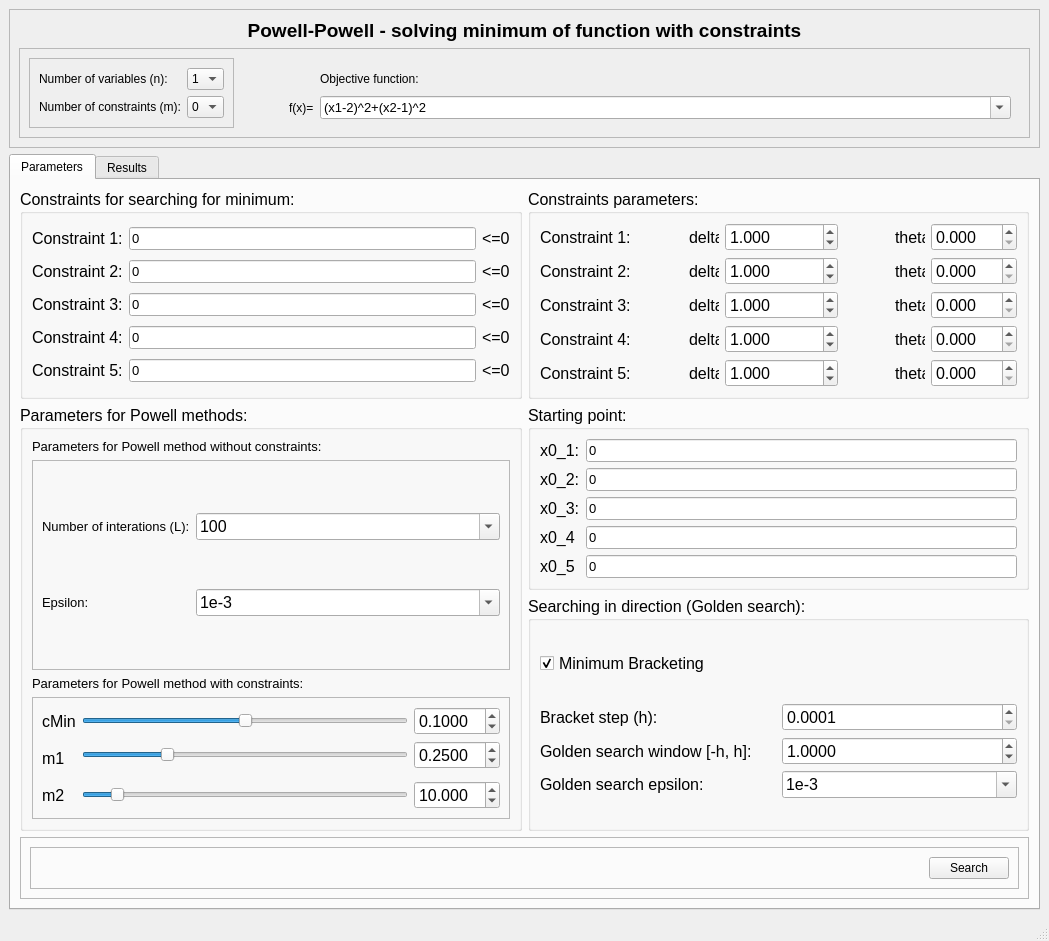
Before: the Qt Designer form controlTheoryPowellPowell.ui in krasux/Powell_Powell_Optimization_Program, drawn with Qt 5.
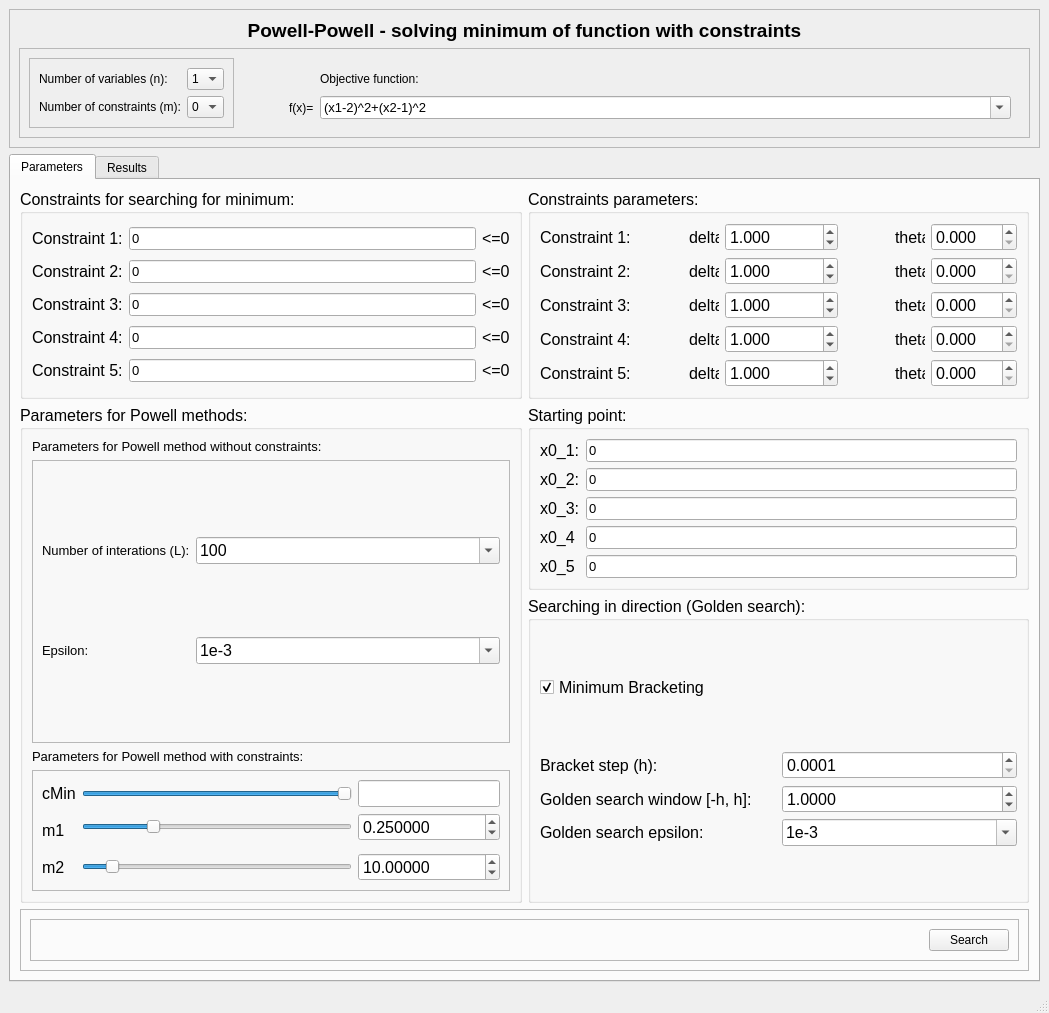
After: the same form once the commit is applied.

Commit message: Parameters for Powell method with constraints changed

```diff
--- a/controlTheoryPowellPowell.ui
+++ b/controlTheoryPowellPowell.ui
@@ -7,7 +7,7 @@
     <x>0</x>
     <y>0</y>
     <width>1049</width>
-    <height>941</height>
+    <height>1013</height>
    </rect>
   </property>
   <property name="windowTitle">
@@ -486,7 +486,7 @@
                    </size>
                   </property>
                   <property name="decimals">
-                   <number>4</number>
+                   <number>6</number>
                   </property>
                   <property name="maximum">
                    <double>1.000000000000000</double>
@@ -499,31 +499,6 @@
                   </property>
                  </widget>
                 </item>
-                <item row="0" column="2">
-                 <widget class="QDoubleSpinBox" name="dSBcMin">
-                  <property name="minimumSize">
-                   <size>
-                    <width>0</width>
-                    <height>20</height>
-                   </size>
-                  </property>
-                  <property name="decimals">
-                   <number>4</number>
-                  </property>
-                  <property name="minimum">
-                   <double>0.000100000000000</double>
-                  </property>
-                  <property name="maximum">
-                   <double>0.200000000000000</double>
-                  </property>
-                  <property name="singleStep">
-                   <double>0.000100000000000</double>
-                  </property>
-                  <property name="value">
-                   <double>0.100000000000000</double>
-                  </property>
-                 </widget>
-                </item>
                 <item row="3" column="1">
                  <widget class="QSlider" name="hSldM2">
                   <property name="minimum">
@@ -552,7 +527,7 @@
                    </size>
                   </property>
                   <property name="decimals">
-                   <number>3</number>
+                   <number>5</number>
                   </property>
                   <property name="minimum">
                    <double>1.000000000000000</double>
@@ -570,20 +545,39 @@
                 </item>
                 <item row="0" column="1">
                  <widget class="QSlider" name="hSldcMin">
+                  <property name="minimum">
+                   <number>1</number>
+                  </property>
                   <property name="maximum">
-                   <number>200</number>
+                   <number>1000000</number>
                   </property>
                   <property name="singleStep">
                    <number>1</number>
                   </property>
                   <property name="value">
-                   <number>100</number>
+                   <number>100000</number>
                   </property>
                   <property name="orientation">
                    <enum>Qt::Horizontal</enum>
                   </property>
                  </widget>
                 </item>
+                <item row="0" column="2">
+                 <widget class="QLineEdit" name="inputcMin">
+                  <property name="sizePolicy">
+                   <sizepolicy hsizetype="Maximum" vsizetype="Fixed">
+                    <horstretch>0</horstretch>
+                    <verstretch>0</verstretch>
+                   </sizepolicy>
+                  </property>
+                  <property name="maximumSize">
+                   <size>
+                    <width>150</width>
+                    <height>16777215</height>
+                   </size>
+                  </property>
+                 </widget>
+                </item>
                </layout>
               </widget>
              </item>
```
Left out of the diff: 16 changed lines with no effect on the pictures. The commit also changes 2 other files.
